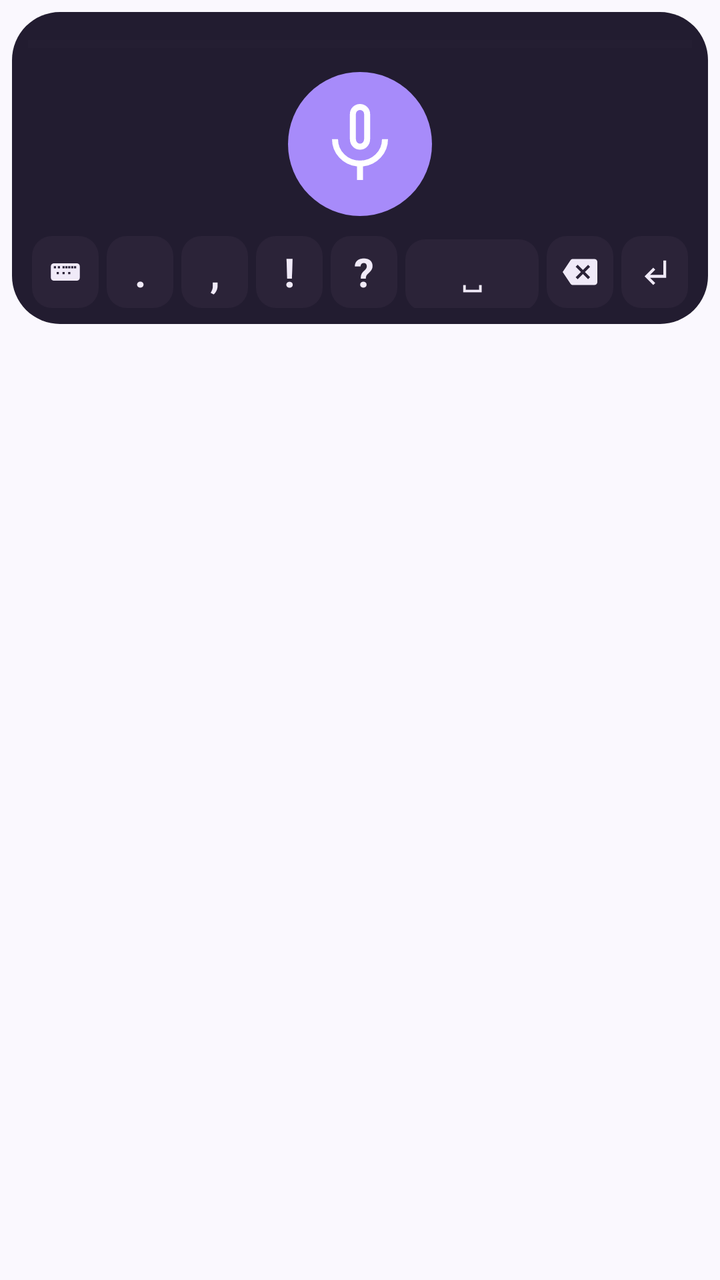
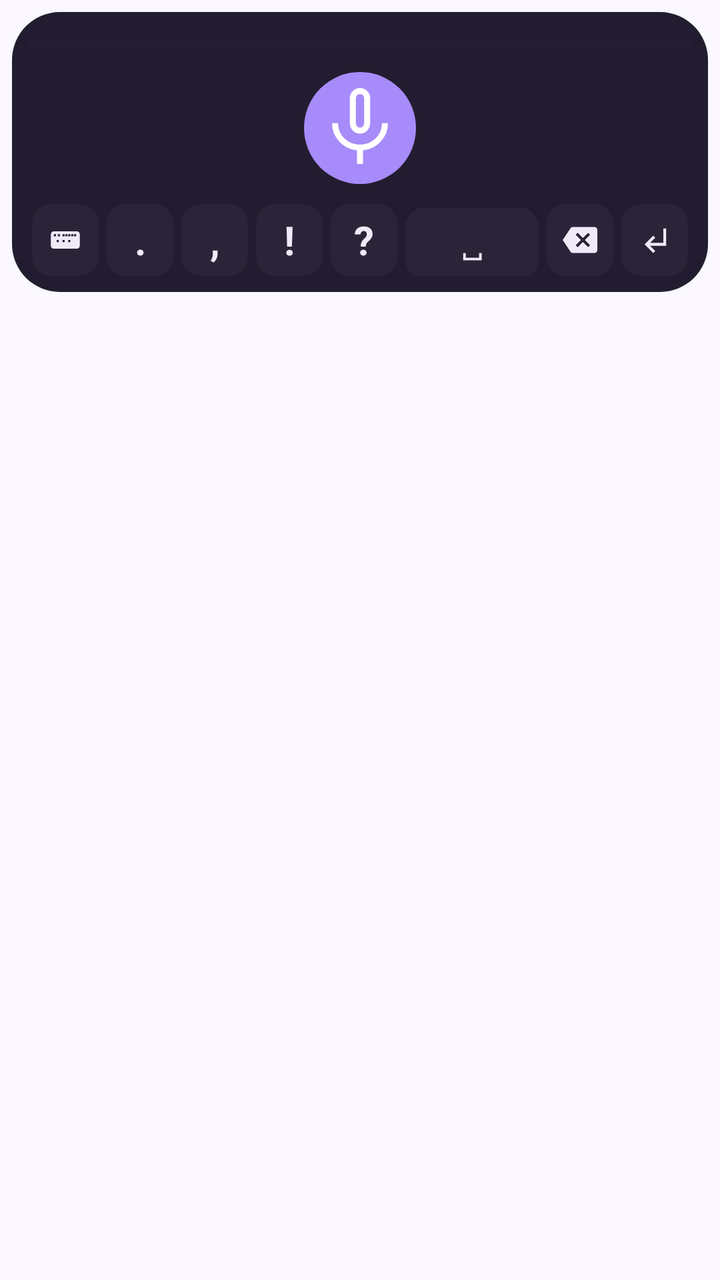

An Android layout rendered at two revisions. The XML below is the earlier revision; the diff shows what the commit changed to produce the second picture.
<!-- AndroidManifest.xml: application theme Theme.WhisperGroq.ActionBar -->
<!-- res/layout/voice_service.xml -->
<?xml version="1.0" encoding="utf-8"?>
<LinearLayout xmlns:android="http://schemas.android.com/apk/res/android"
    android:layout_width="match_parent"
    android:layout_height="wrap_content"
    android:orientation="vertical"
    android:clipToPadding="false"
    android:padding="6dp">

    <LinearLayout
        android:layout_width="match_parent"
        android:layout_height="wrap_content"
        android:orientation="vertical"
        android:background="@drawable/keyboard_bg"
        android:padding="8dp">

        <ProgressBar
            android:id="@+id/processing_bar"
            android:layout_width="match_parent"
            android:layout_height="wrap_content"
            android:indeterminate="false"
            android:progressTint="@color/ime_accent"
            android:progressBackgroundTint="@color/ime_surface_container_high"
            android:indeterminateTint="@color/ime_accent"
            style="?android:attr/progressBarStyleHorizontal"/>

        <TextView
            android:id="@+id/tv_status"
            android:visibility="gone"
            android:gravity="center"
            android:layout_width="match_parent"
            android:layout_height="wrap_content"
            android:paddingHorizontal="10dp"
            android:layout_marginTop="4dp"
            android:textSize="14sp"
            android:textColor="@color/ime_text_primary" />

        
        <ImageButton
            android:id="@+id/btnRecord"
            android:layout_width="72dp"
            android:layout_height="72dp"
            android:layout_gravity="center_horizontal"
            android:layout_marginVertical="6dp"
            android:background="@drawable/kb_mic_button"
            android:padding="18dp"
            android:src="@drawable/ic_mic_48dp"
            android:contentDescription="@string/record_button"/>

        
        <LinearLayout
            android:layout_width="match_parent"
            android:layout_height="wrap_content"
            android:orientation="horizontal"
            android:layout_marginTop="4dp">

            <ImageButton
                android:id="@+id/btnKeyboard"
                android:layout_width="0dp"
                android:layout_height="36dp"
                android:layout_weight="1"
                android:layout_marginStart="2dp"
                android:layout_marginEnd="2dp"
                android:background="@drawable/kb_button"
                android:padding="8dp"
                android:scaleType="fitCenter"
                android:src="@drawable/ic_keyboard_36dp"
                android:contentDescription="@string/exit_button"/>

            <ImageButton
                android:id="@+id/btnStop"
                android:layout_width="0dp"
                android:layout_height="36dp"
                android:layout_weight="1"
                android:layout_marginStart="2dp"
                android:layout_marginEnd="2dp"
                android:background="@drawable/kb_button"
                android:padding="8dp"
                android:scaleType="fitCenter"
                android:visibility="gone"
                android:src="@drawable/ic_stop_recording_36dp"
                android:contentDescription="@string/stop_button"/>

            <TextView
                android:id="@+id/btnPeriod"
                android:layout_width="0dp"
                android:layout_height="36dp"
                android:layout_weight="1"
                android:layout_marginStart="2dp"
                android:layout_marginEnd="2dp"
                android:background="@drawable/kb_button"
                android:gravity="center"
                android:text="."
                android:textColor="@color/ime_text_primary"
                android:textSize="20sp"
                android:textStyle="bold"/>

            <TextView
                android:id="@+id/btnComma"
                android:layout_width="0dp"
                android:layout_height="36dp"
                android:layout_weight="1"
                android:layout_marginStart="2dp"
                android:layout_marginEnd="2dp"
                android:background="@drawable/kb_button"
                android:gravity="center"
                android:text=","
                android:textColor="@color/ime_text_primary"
                android:textSize="20sp"
                android:textStyle="bold"/>

            <TextView
                android:id="@+id/btnExclaim"
                android:layout_width="0dp"
                android:layout_height="36dp"
                android:layout_weight="1"
                android:layout_marginStart="2dp"
                android:layout_marginEnd="2dp"
                android:background="@drawable/kb_button"
                android:gravity="center"
                android:text="!"
                android:textColor="@color/ime_text_primary"
                android:textSize="20sp"
                android:textStyle="bold"/>

            <TextView
                android:id="@+id/btnQuestion"
                android:layout_width="0dp"
                android:layout_height="36dp"
                android:layout_weight="1"
                android:layout_marginStart="2dp"
                android:layout_marginEnd="2dp"
                android:background="@drawable/kb_button"
                android:gravity="center"
                android:text="?"
                android:textColor="@color/ime_text_primary"
                android:textSize="20sp"
                android:textStyle="bold"/>

            <TextView
                android:id="@+id/btnSpace"
                android:layout_width="0dp"
                android:layout_height="36dp"
                android:layout_weight="2"
                android:layout_marginStart="2dp"
                android:layout_marginEnd="2dp"
                android:background="@drawable/kb_button"
                android:gravity="center"
                android:text="␣"
                android:textColor="@color/ime_text_primary"
                android:textSize="16sp"/>

            <ImageButton
                android:id="@+id/btnDel"
                android:layout_width="0dp"
                android:layout_height="36dp"
                android:layout_weight="1"
                android:layout_marginStart="2dp"
                android:layout_marginEnd="2dp"
                android:background="@drawable/kb_button"
                android:padding="8dp"
                android:scaleType="fitCenter"
                android:src="@drawable/ic_keyboard_del_48dp"
                android:contentDescription="@string/delete_button"/>

            <ImageButton
                android:id="@+id/btnEnter"
                android:layout_width="0dp"
                android:layout_height="36dp"
                android:layout_weight="1"
                android:layout_marginStart="2dp"
                android:layout_marginEnd="2dp"
                android:background="@drawable/kb_button"
                android:padding="8dp"
                android:scaleType="fitCenter"
                android:src="@drawable/ic_keyboard_return_48dp"
                android:contentDescription="@string/return_button"/>
        </LinearLayout>

    </LinearLayout>
</LinearLayout>
<!-- resources referenced by this layout -->
<resources>
  <color name="ime_accent">#A78BFA</color>
  <color name="ime_surface_container_high">#2B2338</color>
  <color name="ime_text_primary">#F0EAF8</color>
  <!-- drawable ic_keyboard_del_48dp (drawable) -->
  <vector xmlns:android="http://schemas.android.com/apk/res/android"
      android:width="24dp"
      android:height="24dp"
      android:viewportWidth="24"
      android:viewportHeight="24">
    <path
        android:fillColor="@color/ime_text_primary"
        android:pathData="M22,3H7C6.31,3 5.77,3.35 5.41,3.88L0,12L5.41,20.11C5.77,20.64 6.31,21 7,21H22C23.1,21 24,20.1 24,19V5C24,3.9 23.1,3 22,3M19,15.59L17.59,17L14,13.41L10.41,17L9,15.59L12.59,12L9,8.41L10.41,7L14,10.59L17.59,7L19,8.41L15.41,12L19,15.59Z"/>
  </vector>
  <!-- drawable ic_keyboard_return_48dp (drawable) -->
  <vector xmlns:android="http://schemas.android.com/apk/res/android"
      android:width="24dp"
      android:height="24dp"
      android:viewportWidth="24"
      android:viewportHeight="24">
    <path
        android:fillColor="@color/ime_text_primary"
        android:pathData="M11,9l1.42,1.42L8.83,14H18V4h2v12H8.83l3.59,3.58L11,21l-6,-6 6,-6z"/>
  </vector>
  <!-- drawable ic_stop_recording_36dp (drawable) -->
  <vector xmlns:android="http://schemas.android.com/apk/res/android"
      android:width="36dp"
      android:height="36dp"
      android:viewportWidth="960"
      android:viewportHeight="960">
    <path
        android:pathData="m710,598 l-58,-58q14,-23 21,-48t7,-52h80q0,44 -13,83.5T710,598ZM480,366ZM592,478 L520,406v-206q0,-17 -11.5,-28.5T480,160q-17,0 -28.5,11.5T440,200v126l-80,-80v-46q0,-50 35,-85t85,-35q50,0 85,35t35,85v240q0,11 -2.5,20t-5.5,18ZM440,840v-123q-104,-14 -172,-93t-68,-184h80q0,83 57.5,141.5T480,640q34,0 64.5,-10.5T600,600l57,57q-29,23 -63.5,39T520,717v123h-80ZM792,904L56,168l56,-56 736,736 -56,56Z"
        android:fillColor="#ffffff"/>
  </vector>
  <!-- drawable kb_button (drawable) -->
  <?xml version="1.0" encoding="utf-8"?>
  <selector xmlns:android="http://schemas.android.com/apk/res/android">
      <item android:state_pressed="true">
          <shape>
              <solid android:color="@color/colorAccent" />
              <corners android:radius="10dp" />
          </shape>
      </item>
      <item>
          <shape>
              <solid android:color="@color/ime_surface_container_high" />
              <corners android:radius="10dp" />
          </shape>
      </item>
  </selector>
  <!-- drawable kb_mic_button (drawable) -->
  <?xml version="1.0" encoding="utf-8"?>
  <selector xmlns:android="http://schemas.android.com/apk/res/android">
      <item android:state_pressed="true">
          <shape android:shape="oval">
              <solid android:color="@color/recording" />
          </shape>
      </item>
      <item>
          <shape android:shape="oval">
              <solid android:color="@color/ime_accent" />
          </shape>
      </item>
  </selector>
  <!-- drawable keyboard_bg (drawable) -->
  <?xml version="1.0" encoding="utf-8"?>
  <shape xmlns:android="http://schemas.android.com/apk/res/android">
      <solid android:color="@color/ime_surface" />
      <corners android:radius="24dp" />
  </shape>
  <string name="delete_button">Delete</string>
  <string name="exit_button">Exit</string>
  <string name="record_button">Record</string>
  <string name="return_button">Return</string>
  <string name="stop_button">Stop recording</string>
  <color name="colorAccent">#7C3AED</color>
  <color name="recording">#DC2626</color>
  <color name="ime_surface">#221C30</color>
  <color name="colorAccentDark">#5B21B6</color>
  <color name="surface">#FFFFFF</color>
  <color name="text_primary">#1E1B29</color>
  <color name="windowBackground">#FAF8FE</color>
  <color name="text_secondary">#6B6385</color>
  <!-- unchanged entries left out for length: 3 -->
</resources>

<!-- the commit's change to res/layout/voice_service.xml (unified diff, before → after) -->
@@ -37,12 +37,12 @@
         
         <ImageButton
             android:id="@+id/btnRecord"
-            android:layout_width="72dp"
-            android:layout_height="72dp"
+            android:layout_width="56dp"
+            android:layout_height="56dp"
             android:layout_gravity="center_horizontal"
             android:layout_marginVertical="6dp"
             android:background="@drawable/kb_mic_button"
-            android:padding="18dp"
+            android:padding="14dp"
             android:src="@drawable/ic_mic_48dp"
             android:contentDescription="@string/record_button"/>
 
@@ -65,20 +65,6 @@
                 android:scaleType="fitCenter"
                 android:src="@drawable/ic_keyboard_36dp"
                 android:contentDescription="@string/exit_button"/>
-
-            <ImageButton
-                android:id="@+id/btnStop"
-                android:layout_width="0dp"
-                android:layout_height="36dp"
-                android:layout_weight="1"
-                android:layout_marginStart="2dp"
-                android:layout_marginEnd="2dp"
-                android:background="@drawable/kb_button"
-                android:padding="8dp"
-                android:scaleType="fitCenter"
-                android:visibility="gone"
-                android:src="@drawable/ic_stop_recording_36dp"
-                android:contentDescription="@string/stop_button"/>
 
             <TextView
                 android:id="@+id/btnPeriod"
<!-- resource entries referenced after the edit -->
@@ -22,16 +22,6 @@
     <path
         android:fillColor="@color/ime_text_primary"
         android:pathData="M11,9l1.42,1.42L8.83,14H18V4h2v12H8.83l3.59,3.58L11,21l-6,-6 6,-6z"/>
-  </vector>
-  <!-- drawable ic_stop_recording_36dp (drawable) -->
-  <vector xmlns:android="http://schemas.android.com/apk/res/android"
-      android:width="36dp"
-      android:height="36dp"
-      android:viewportWidth="960"
-      android:viewportHeight="960">
-    <path
-        android:pathData="m710,598 l-58,-58q14,-23 21,-48t7,-52h80q0,44 -13,83.5T710,598ZM480,366ZM592,478 L520,406v-206q0,-17 -11.5,-28.5T480,160q-17,0 -28.5,11.5T440,200v126l-80,-80v-46q0,-50 35,-85t85,-35q50,0 85,35t35,85v240q0,11 -2.5,20t-5.5,18ZM440,840v-123q-104,-14 -172,-93t-68,-184h80q0,83 57.5,141.5T480,640q34,0 64.5,-10.5T600,600l57,57q-29,23 -63.5,39T520,717v123h-80ZM792,904L56,168l56,-56 736,736 -56,56Z"
-        android:fillColor="#ffffff"/>
   </vector>
   <!-- drawable kb_button (drawable) -->
   <?xml version="1.0" encoding="utf-8"?>
@@ -73,7 +63,6 @@
   <string name="exit_button">Exit</string>
   <string name="record_button">Record</string>
   <string name="return_button">Return</string>
-  <string name="stop_button">Stop recording</string>
   <color name="colorAccent">#7C3AED</color>
   <color name="recording">#DC2626</color>
   <color name="ime_surface">#221C30</color>
